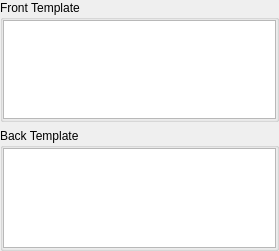
First picture: the form in designer/template.ui, repository ankitects/anki, before the edit.
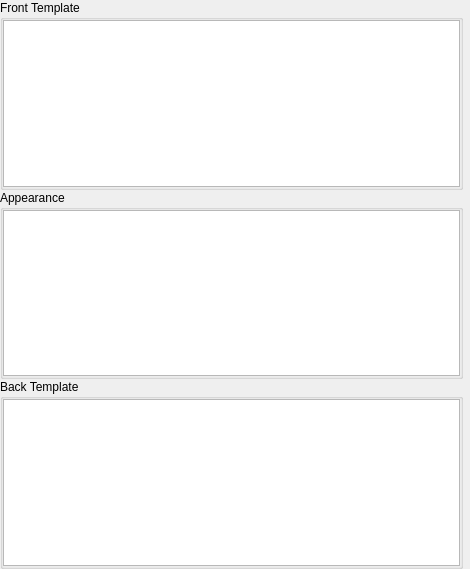
Second picture: the form after the edit.

The edit to the form file:
```diff
--- a/designer/template.ui
+++ b/designer/template.ui
@@ -6,8 +6,8 @@
    <rect>
     <x>0</x>
     <y>0</y>
-    <width>279</width>
-    <height>251</height>
+    <width>470</width>
+    <height>569</height>
    </rect>
   </property>
   <property name="sizePolicy">
@@ -19,8 +19,16 @@
   <property name="windowTitle">
    <string>Form</string>
   </property>
-  <layout class="QVBoxLayout" name="verticalLayout_3">
+  <layout class="QVBoxLayout" name="verticalLayout_5">
+   <property name="spacing">
+    <number>0</number>
+   </property>
    <property name="margin">
+    <number>0</number>
+   </property>
+   <item>
+    <layout class="QHBoxLayout" name="horizontalLayout_2">
+     <property name="spacing">
     <number>0</number>
    </property>
    <item>
@@ -29,6 +37,9 @@
       <string>Front Template</string>
      </property>
      <layout class="QVBoxLayout" name="verticalLayout_2">
+        <property name="spacing">
+         <number>0</number>
+        </property>
       <property name="margin">
        <number>0</number>
       </property>
@@ -39,6 +50,111 @@
     </widget>
    </item>
    <item>
+      <widget class="QLabel" name="label1">
+       <property name="text">
+        <string/>
+       </property>
+      </widget>
+     </item>
+    </layout>
+   </item>
+   <item>
+    <layout class="QHBoxLayout" name="horizontalLayout">
+     <property name="spacing">
+      <number>0</number>
+     </property>
+     <item>
+      <widget class="QGroupBox" name="groupBox_3">
+       <property name="title">
+        <string>Appearance</string>
+       </property>
+       <layout class="QVBoxLayout" name="verticalLayout_3">
+        <property name="spacing">
+         <number>0</number>
+        </property>
+        <property name="margin">
+         <number>0</number>
+        </property>
+        <item>
+         <widget class="QTextEdit" name="css"/>
+        </item>
+       </layout>
+      </widget>
+     </item>
+     <item>
+      <layout class="QVBoxLayout" name="verticalLayout_4">
+       <property name="spacing">
+        <number>0</number>
+       </property>
+       <item>
+        <spacer name="verticalSpacer">
+         <property name="orientation">
+          <enum>Qt::Vertical</enum>
+         </property>
+         <property name="sizeType">
+          <enum>QSizePolicy::Preferred</enum>
+         </property>
+         <property name="sizeHint" stdset="0">
+          <size>
+           <width>1</width>
+           <height>15</height>
+          </size>
+         </property>
+        </spacer>
+       </item>
+       <item>
+        <widget class="QLabel" name="labelc1">
+         <property name="text">
+          <string/>
+         </property>
+        </widget>
+       </item>
+       <item>
+        <spacer name="verticalSpacer_2">
+         <property name="orientation">
+          <enum>Qt::Vertical</enum>
+         </property>
+         <property name="sizeHint" stdset="0">
+          <size>
+           <width>1</width>
+           <height>40</height>
+          </size>
+         </property>
+        </spacer>
+       </item>
+       <item>
+        <widget class="QLabel" name="labelc2">
+         <property name="text">
+          <string/>
+         </property>
+        </widget>
+       </item>
+       <item>
+        <spacer name="verticalSpacer_3">
+         <property name="orientation">
+          <enum>Qt::Vertical</enum>
+         </property>
+         <property name="sizeType">
+          <enum>QSizePolicy::Preferred</enum>
+         </property>
+         <property name="sizeHint" stdset="0">
+          <size>
+           <width>1</width>
+           <height>10</height>
+          </size>
+         </property>
+        </spacer>
+       </item>
+      </layout>
+     </item>
+    </layout>
+   </item>
+   <item>
+    <layout class="QHBoxLayout" name="horizontalLayout_3">
+     <property name="spacing">
+      <number>0</number>
+     </property>
+     <item>
     <widget class="QGroupBox" name="groupBox_2">
      <property name="sizePolicy">
       <sizepolicy hsizetype="Expanding" vsizetype="Preferred">
@@ -50,6 +166,9 @@
       <string>Back Template</string>
      </property>
      <layout class="QVBoxLayout" name="verticalLayout">
+        <property name="spacing">
+         <number>0</number>
+        </property>
       <property name="margin">
        <number>0</number>
       </property>
@@ -58,6 +177,15 @@
       </item>
      </layout>
     </widget>
+     </item>
+     <item>
+      <widget class="QLabel" name="label2">
+       <property name="text">
+        <string/>
+       </property>
+      </widget>
+     </item>
+    </layout>
    </item>
   </layout>
  </widget>
```
Lines whose indentation alone changed are shown as unchanged.
